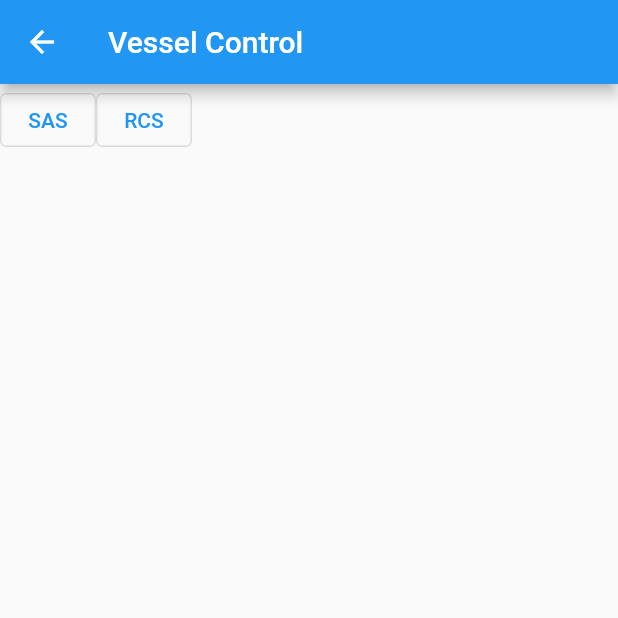
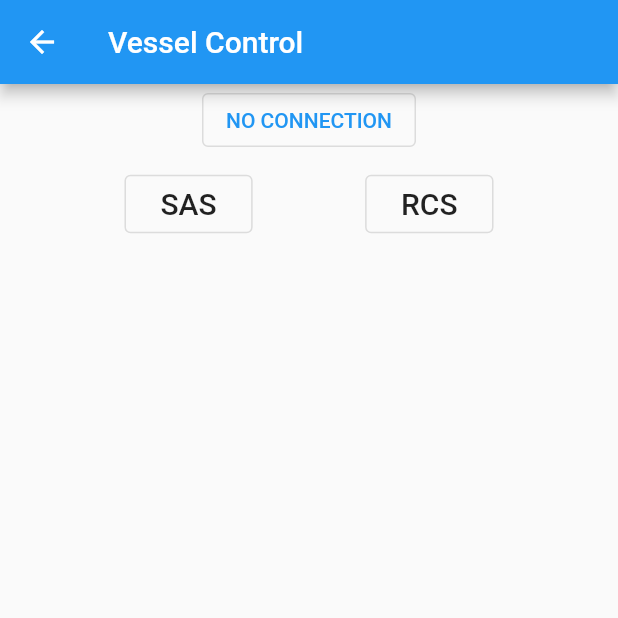
Before and after one commit to Inveniemus/krpc_dart_example_app, a Flutter app: the SASRCSControlPage screen opened by its route, after a tap on "SAS", on a phone screen of 412 x 824 dp, the top half of it. Run offline on Flutter 3.47's test engine with Material 2 defaults, Android fonts, the phone set to English and light mode, and no system bars; our stand-ins replace bloc, equatable, flutter_bloc; missing offline and left inert: krpc_dart.

Commit message:
#3 - Vessel Control page WIP 1

```diff
--- a/lib/application/connection/connection_bloc.dart
+++ b/lib/application/connection/connection_bloc.dart
@@ -45,6 +45,12 @@ class ConnectionBloc extends Bloc<ConnectionEvent, KrpcConnectionState> {
         client = KrpcClient(); // reset the client
       }
       yield DisconnectedState();
+    } else if (event is GetConnectionStatus) {
+      if (client.status == KrpcClientStatus.connected) {
+        yield ConnectedState(client);
+      } else {
+        yield DisconnectedState();
+      }
     }
   }
 }
--- a/lib/application/connection/connection_event.dart
+++ b/lib/application/connection/connection_event.dart
@@ -2,6 +2,11 @@ part of 'connection_bloc.dart';
 
 abstract class ConnectionEvent extends Equatable {
   const ConnectionEvent();
+}
+
+class GetConnectionStatus extends ConnectionEvent {
+  @override
+  List<Object?> get props => [];
 }
 
 class RequestConnectionEvent extends ConnectionEvent {
--- a/lib/pages/sas_rcs_control_page.dart
+++ b/lib/pages/sas_rcs_control_page.dart
@@ -1,16 +1,66 @@
 import 'package:flutter/material.dart';
+import 'package:flutter/scheduler.dart';
+import 'package:flutter_bloc/flutter_bloc.dart';
+import 'package:krpc_dart/krpc_dart.dart';
+import 'package:krpc_dart_example_app/application/connection/connection_bloc.dart';
 import '../widgets/sas_rcs_buttons_row.dart';
 
 class SASRCSControlPage extends StatelessWidget {
   @override
   Widget build(BuildContext context) {
     return Scaffold(
-      appBar: AppBar(title: Text('Vessel Control'),),
+      appBar: AppBar(
+        title: Text('Vessel Control'),
+      ),
       body: Column(
         children: [
+          ActiveVesselStatus(),
           SASRCSButtonsRow(),
         ],
       ),
     );
   }
 }
+
+class ActiveVesselStatus extends StatelessWidget {
+  Future<String> _getActiveVesselName(KrpcClient krpcClient) async {
+    final spaceCenter = SpaceCenter(krpcClient);
+    try {
+      final vessel = await spaceCenter.activeVessel;
+      return await vessel.name;
+    } on Exception catch (exception) {
+      return Future.error('Error getting Vessel: $exception');
+    }
+  }
+
+  @override
+  Widget build(BuildContext context) {
+    SchedulerBinding.instance!.addPostFrameCallback((timeStamp) {
+      context.read<ConnectionBloc>().add(GetConnectionStatus());
+    });
+
+    return BlocBuilder<ConnectionBloc, KrpcConnectionState>(
+      builder: (context, state) {
+        KrpcClient? client;
+        if (state is ConnectedState) {
+          client = state.client;
+          return FutureBuilder(
+            future: _getActiveVesselName(client),
+            builder: (context, snapshot) {
+              String textButton = '?';
+              if (snapshot.hasData) textButton = 'Vessel: ${snapshot.data}';
+              if (snapshot.hasError) textButton = 'Vessel: NONE!';
+              return OutlinedButton(
+                onPressed: () =>
+                    context.read<ConnectionBloc>().add(GetConnectionStatus()),
+                child: Text(textButton),
+              );
+            },
+          );
+        }
+        return OutlinedButton(
+            onPressed: () => null, child: Text('NO CONNECTION'));
+      },
+    );
+  }
+}
--- a/lib/widgets/sas_rcs_buttons_row.dart
+++ b/lib/widgets/sas_rcs_buttons_row.dart
@@ -3,11 +3,29 @@ import 'package:flutter/material.dart';
 class SASRCSButtonsRow extends StatelessWidget {
   @override
   Widget build(BuildContext context) {
-    return Row(
-      children: [
-        OutlinedButton(onPressed: () => null, child: Text('SAS')),
-        OutlinedButton(onPressed: () => null, child: Text('RCS')),
-      ],
+    return Padding(
+      padding: const EdgeInsets.all(8.0),
+      child: Row(
+        mainAxisAlignment: MainAxisAlignment.spaceEvenly,
+        children: [
+          _SASRCSButton('SAS'),
+          _SASRCSButton('RCS'),
+        ],
+      ),
     );
   }
 }
+
+class _SASRCSButton extends StatelessWidget {
+
+  final String _text;
+  _SASRCSButton(this._text);
+
+  @override
+  Widget build(BuildContext context) {
+    return OutlinedButton(onPressed: () => null, child: Padding(
+      padding: const EdgeInsets.all(8.0),
+      child: Text(_text, style: Theme.of(context).textTheme.headline6),
+    ));
+  }
+}
```
